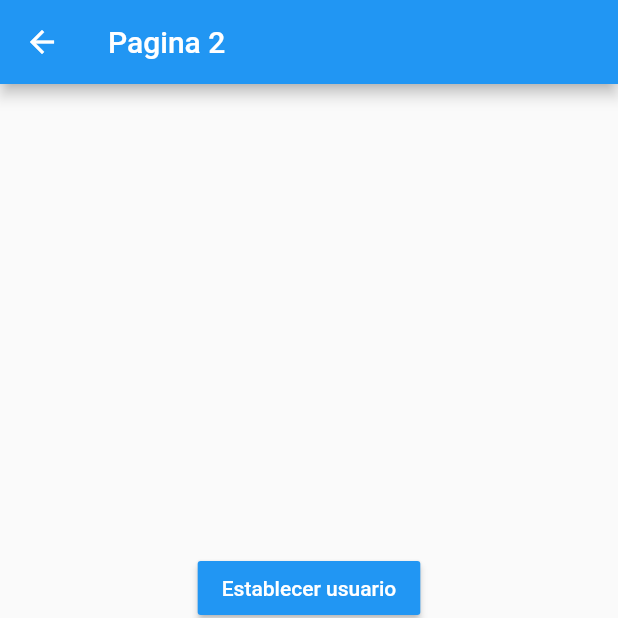
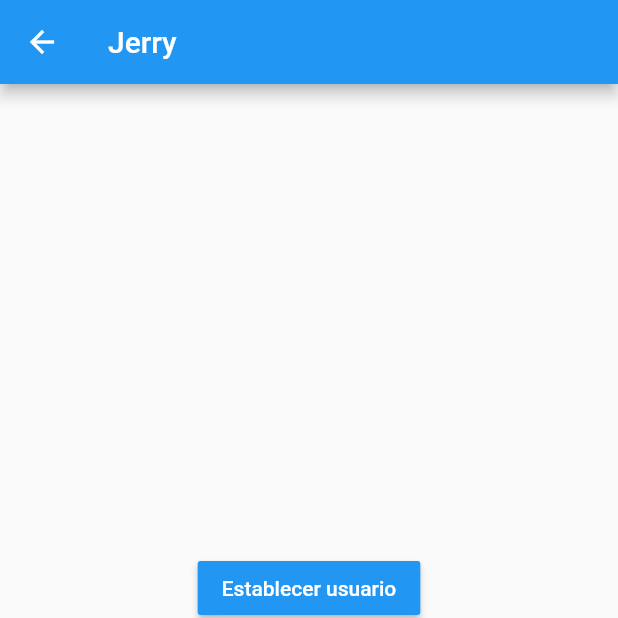
Before and after one commit to GeraSaucedo/flutter_state_management, a Flutter app: the Pagina2Page screen opened by its route, after a tap on "Establecer usuario", on a phone screen of 412 x 824 dp, the top half of it. Run offline on Flutter 3.47's test engine with Material 2 defaults, Android fonts, the phone set to English and light mode, and no system bars; accounts and stored records are empty.

```diff
--- a/lib/models/usuario.dart
+++ b/lib/models/usuario.dart
@@ -4,4 +4,8 @@ class Usuario {
   List<String> profesiones;
 
   Usuario({this.nombre, this.edad, this.profesiones});
+
+
+
+
 }
--- a/lib/pages/pagina1_page.dart
+++ b/lib/pages/pagina1_page.dart
@@ -1,24 +1,41 @@
 import 'package:flutter/material.dart';
-
+import 'package:provider/provider.dart';
+import 'package:state_management/models/usuario.dart';
+import 'package:state_management/services/usuario_service.dart';
 
 class Pagina1Page extends StatelessWidget {
-
   @override
   Widget build(BuildContext context) {
+    final usuarioService = Provider.of<UsuarioService>(context);
+
     return Scaffold(
       appBar: AppBar(
         title: Text("Pagina 1"),
+        actions: [
+          IconButton(
+              icon: Icon(Icons.exit_to_app),
+              onPressed: () {
+                final usuarioService = Provider.of<UsuarioService>(context, listen: false);
+                usuarioService.removerUsuario();
+              })
+        ],
       ),
-      body: InformacionUsuario(),
-     floatingActionButton: FloatingActionButton(
-       onPressed: () => Navigator.pushNamed(context, 'pagina2'),
-       child: Icon(Icons.arrow_right),
-     ),
-   );
+      body: usuarioService.existeUsuario
+          ? InformacionUsuario(usuarioService.usuario)
+          : Center(child: Text("No hay usuario seleccionado")),
+      floatingActionButton: FloatingActionButton(
+        onPressed: () => Navigator.pushNamed(context, 'pagina2'),
+        child: Icon(Icons.arrow_right),
+      ),
+    );
   }
 }
 
 class InformacionUsuario extends StatelessWidget {
+  final Usuario usuario;
+
+  InformacionUsuario(this.usuario);
+
   @override
   Widget build(BuildContext context) {
     return Container(
@@ -28,25 +45,23 @@ class InformacionUsuario extends StatelessWidget {
       child: Column(
         crossAxisAlignment: CrossAxisAlignment.start,
         children: [
-          Text("General", style: TextStyle(fontSize: 18, fontWeight: FontWeight.bold),),
+          Text(
+            "General",
+            style: TextStyle(fontSize: 18, fontWeight: FontWeight.bold),
+          ),
           Divider(),
           ListTile(
-            title: Text("Nombre: "),
+            title: Text("Nombre: ${usuario.nombre}"),
           ),
           ListTile(
-            title: Text("Edad: "),
+            title: Text("Edad: ${usuario.edad}"),
           ),
-           Text("Profesiones", style: TextStyle(fontSize: 18, fontWeight: FontWeight.bold),),
+          Text(
+            "Profesiones",
+            style: TextStyle(fontSize: 18, fontWeight: FontWeight.bold),
+          ),
           Divider(),
-          ListTile(
-            title: Text("Profesion 1"),
-          ),
-          ListTile(
-            title: Text("Profesion 2"),
-          ),
-           ListTile(
-            title: Text("Profesion 3"),
-          )
+          ...usuario.profesiones.map((profesion) => ListTile(title: Text(profesion),)).toList()
         ],
       ),
     );
--- a/lib/pages/pagina2_page.dart
+++ b/lib/pages/pagina2_page.dart
@@ -1,13 +1,16 @@
 import 'package:flutter/material.dart';
-
+import 'package:provider/provider.dart';
+import 'package:state_management/models/usuario.dart';
+import 'package:state_management/services/usuario_service.dart';
 
 class Pagina2Page extends StatelessWidget {
-
   @override
   Widget build(BuildContext context) {
+    final usuarioService = Provider.of<UsuarioService>(context);
+
     return Scaffold(
       appBar: AppBar(
-        title: Text("Pagina 2"),
+        title: usuarioService.existeUsuario ? Text("${usuarioService.usuario.nombre}") : Text("Pagina 2"),
       ),
       body: Center(
         child: Column(
@@ -15,22 +18,42 @@ class Pagina2Page extends StatelessWidget {
           children: [
             MaterialButton(
               color: Colors.blue,
-              onPressed: () {},
-              child: Text("Establecer usuario", style: TextStyle(color: Colors.white),),
+              onPressed: () {
+                final usuarioService = Provider.of<UsuarioService>(context, listen: false);
+                Usuario newUser = new Usuario(
+                    edad: 25, nombre: "Jerry", profesiones: ["Full stack developer", "Apex legends Player"]);
+                usuarioService.usuario = newUser;
+              },
+              child: Text(
+                "Establecer usuario",
+                style: TextStyle(color: Colors.white),
+              ),
             ),
             MaterialButton(
               color: Colors.blue,
-              onPressed: () {},
-              child: Text("Cambiar edad", style: TextStyle(color: Colors.white),),
+              onPressed: () {
+                final usuarioService = Provider.of<UsuarioService>(context, listen: false);
+                usuarioService.cambiarEdad(30);
+              },
+              child: Text(
+                "Cambiar edad",
+                style: TextStyle(color: Colors.white),
+              ),
             ),
             MaterialButton(
               color: Colors.blue,
-              onPressed: () {},
-              child: Text("Añadir profesion", style: TextStyle(color: Colors.white),),
+              onPressed: () {
+                final usuarioService = Provider.of<UsuarioService>(context, listen: false);
+                usuarioService.agregarProfesion();
+              },
+              child: Text(
+                "Añadir profesion",
+                style: TextStyle(color: Colors.white),
+              ),
             ),
           ],
         ),
-     ),
-   );
+      ),
+    );
   }
 }
--- /dev/null
+++ b/lib/services/usuario_service.dart
@@ -0,0 +1,30 @@
+import 'package:flutter/material.dart';
+import 'package:state_management/models/usuario.dart';
+
+class UsuarioService with ChangeNotifier {
+  Usuario _usuario;
+
+  Usuario get usuario => this._usuario;
+
+  bool get existeUsuario => this._usuario != null ? true : false;
+
+  set usuario(Usuario user) {
+    this._usuario = user;
+    notifyListeners();
+  }
+
+  void cambiarEdad(int edad) {
+    this._usuario.edad = edad;
+    notifyListeners();
+  }
+
+  void removerUsuario() {
+    this._usuario = null;
+    notifyListeners();
+  }
+
+  void agregarProfesion() {
+    this._usuario.profesiones.add("Profesion ${this._usuario.profesiones.length + 1}");
+    notifyListeners();
+  }
+}
--- a/pubspec.yaml
+++ b/pubspec.yaml
@@ -28,6 +28,7 @@ dependencies:
   # The following adds the Cupertino Icons font to your application.
   # Use with the CupertinoIcons class for iOS style icons.
   cupertino_icons: ^1.0.0
+  provider: ^4.3.2+2
 
 dev_dependencies:
   flutter_test:
```
Also changed, not shown: lib/main.dart (+8 -1 lines), pubspec.lock.
